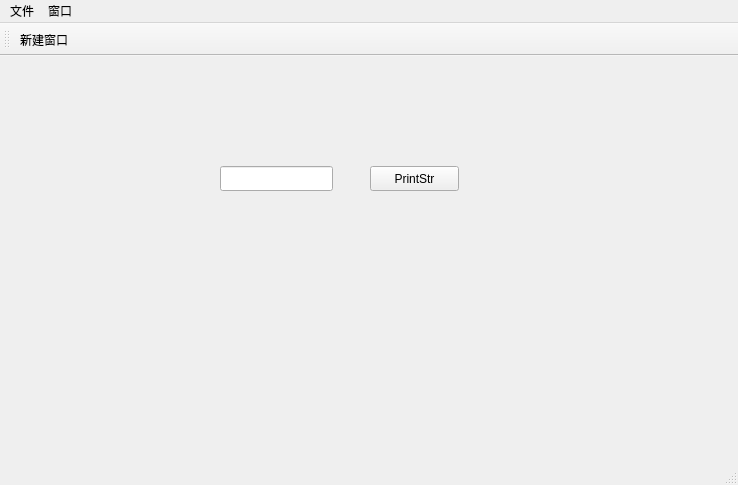
Qt form UI/UItest/mainwindow.ui (LAuxin3619/PackSender) before a commit.
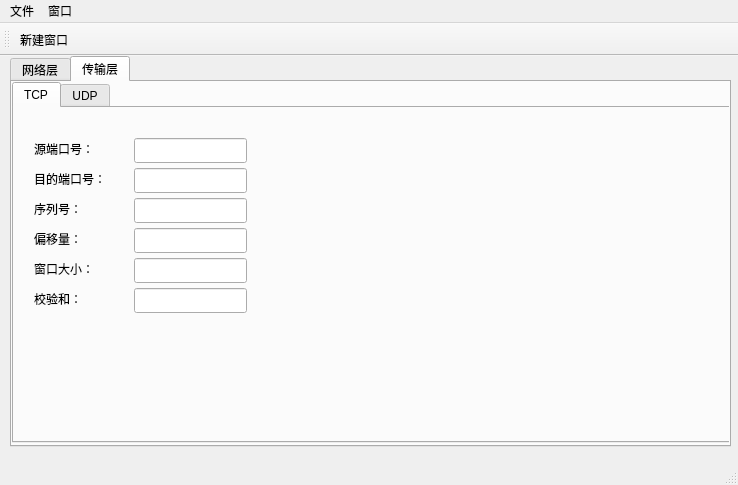
The same form after that commit.

Commit message: Start to work on the project

```diff
--- a/UI/UItest/mainwindow.ui
+++ b/UI/UItest/mainwindow.ui
@@ -14,28 +14,189 @@
    <string>MainWindow</string>
   </property>
   <widget class="QWidget" name="centralWidget">
-   <widget class="QLineEdit" name="line11">
+   <widget class="QTabWidget" name="tabWidget1">
     <property name="geometry">
      <rect>
-      <x>220</x>
-      <y>110</y>
-      <width>113</width>
-      <height>25</height>
+      <x>10</x>
+      <y>0</y>
+      <width>721</width>
+      <height>391</height>
      </rect>
     </property>
-   </widget>
-   <widget class="QPushButton" name="pushButtonPrint">
-    <property name="geometry">
-     <rect>
-      <x>370</x>
-      <y>110</y>
-      <width>89</width>
-      <height>25</height>
-     </rect>
+    <property name="currentIndex">
+     <number>1</number>
     </property>
-    <property name="text">
-     <string>PrintStr</string>
-    </property>
+    <widget class="QWidget" name="netLayer">
+     <attribute name="title">
+      <string>网络层</string>
+     </attribute>
+    </widget>
+    <widget class="QWidget" name="transLayer">
+     <attribute name="title">
+      <string>传输层</string>
+     </attribute>
+     <widget class="QTabWidget" name="tabWidget2">
+      <property name="geometry">
+       <rect>
+        <x>0</x>
+        <y>0</y>
+        <width>721</width>
+        <height>361</height>
+       </rect>
+      </property>
+      <property name="currentIndex">
+       <number>0</number>
+      </property>
+      <widget class="QWidget" name="tcp">
+       <attribute name="title">
+        <string>TCP</string>
+       </attribute>
+       <widget class="QLabel" name="label">
+        <property name="geometry">
+         <rect>
+          <x>20</x>
+          <y>30</y>
+          <width>91</width>
+          <height>21</height>
+         </rect>
+        </property>
+        <property name="text">
+         <string>源端口号：</string>
+        </property>
+       </widget>
+       <widget class="QLabel" name="label_2">
+        <property name="geometry">
+         <rect>
+          <x>20</x>
+          <y>60</y>
+          <width>91</width>
+          <height>21</height>
+         </rect>
+        </property>
+        <property name="text">
+         <string>目的端口号：</string>
+        </property>
+       </widget>
+       <widget class="QLabel" name="label_3">
+        <property name="geometry">
+         <rect>
+          <x>20</x>
+          <y>90</y>
+          <width>91</width>
+          <height>21</height>
+         </rect>
+        </property>
+        <property name="text">
+         <string>序列号：</string>
+        </property>
+       </widget>
+       <widget class="QLabel" name="label_4">
+        <property name="geometry">
+         <rect>
+          <x>20</x>
+          <y>120</y>
+          <width>91</width>
+          <height>21</height>
+         </rect>
+        </property>
+        <property name="text">
+         <string>偏移量：</string>
+        </property>
+       </widget>
+       <widget class="QLabel" name="label_5">
+        <property name="geometry">
+         <rect>
+          <x>20</x>
+          <y>150</y>
+          <width>91</width>
+          <height>21</height>
+         </rect>
+        </property>
+        <property name="text">
+         <string>窗口大小：</string>
+        </property>
+       </widget>
+       <widget class="QLabel" name="label_6">
+        <property name="geometry">
+         <rect>
+          <x>20</x>
+          <y>180</y>
+          <width>91</width>
+          <height>21</height>
+         </rect>
+        </property>
+        <property name="text">
+         <string>校验和：</string>
+        </property>
+       </widget>
+       <widget class="QLineEdit" name="tcpSrc_txt">
+        <property name="geometry">
+         <rect>
+          <x>120</x>
+          <y>30</y>
+          <width>113</width>
+          <height>25</height>
+         </rect>
+        </property>
+       </widget>
+       <widget class="QLineEdit" name="tcpDst_txt">
+        <property name="geometry">
+         <rect>
+          <x>120</x>
+          <y>60</y>
+          <width>113</width>
+          <height>25</height>
+         </rect>
+        </property>
+       </widget>
+       <widget class="QLineEdit" name="tcpSeq_txt">
+        <property name="geometry">
+         <rect>
+          <x>120</x>
+          <y>90</y>
+          <width>113</width>
+          <height>25</height>
+         </rect>
+        </property>
+       </widget>
+       <widget class="QLineEdit" name="tcpOfst_txt">
+        <property name="geometry">
+         <rect>
+          <x>120</x>
+          <y>120</y>
+          <width>113</width>
+          <height>25</height>
+         </rect>
+        </property>
+       </widget>
+       <widget class="QLineEdit" name="tcpWin_txt">
+        <property name="geometry">
+         <rect>
+          <x>120</x>
+          <y>150</y>
+          <width>113</width>
+          <height>25</height>
+         </rect>
+        </property>
+       </widget>
+       <widget class="QLineEdit" name="tcpChk_txt">
+        <property name="geometry">
+         <rect>
+          <x>120</x>
+          <y>180</y>
+          <width>113</width>
+          <height>25</height>
+         </rect>
+        </property>
+       </widget>
+      </widget>
+      <widget class="QWidget" name="udp">
+       <attribute name="title">
+        <string>UDP</string>
+       </attribute>
+      </widget>
+     </widget>
+    </widget>
    </widget>
   </widget>
   <widget class="QMenuBar" name="menuBar">
```
The commit also changes 2 other files.
